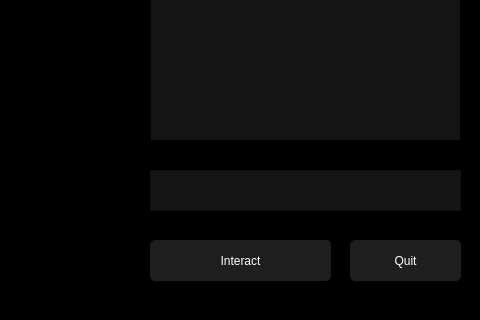
This is zorkGUI/mainwindow.ui in itsnurdy/zork as Qt 5 draws it before an edit; both pictures show x 540 to 1020 and y 250 to 570 of the 1020 by 570 pixel window. The edited form follows.
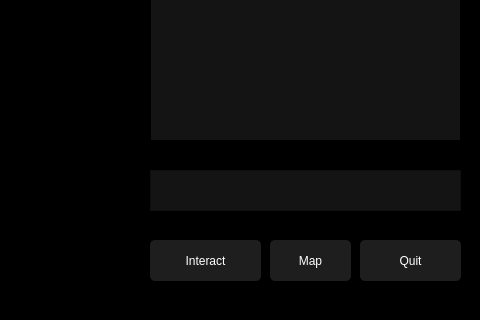
This is the edited form.

Patch:
```diff
--- a/zorkGUI/mainwindow.ui
+++ b/zorkGUI/mainwindow.ui
@@ -206,7 +206,7 @@
      <rect>
       <x>690</x>
       <y>490</y>
-      <width>181</width>
+      <width>111</width>
       <height>41</height>
      </rect>
     </property>
@@ -220,9 +220,9 @@
    <widget class="QPushButton" name="quitButton">
     <property name="geometry">
      <rect>
-      <x>890</x>
+      <x>900</x>
       <y>490</y>
-      <width>111</width>
+      <width>101</width>
       <height>41</height>
      </rect>
     </property>
@@ -233,6 +233,22 @@
      <string>Quit</string>
     </property>
    </widget>
+   <widget class="QPushButton" name="mapButton">
+    <property name="geometry">
+     <rect>
+      <x>810</x>
+      <y>490</y>
+      <width>81</width>
+      <height>41</height>
+     </rect>
+    </property>
+    <property name="styleSheet">
+     <string notr="true">background-color: rgb(30,30,30); border-radius: 5px; border-style: outset</string>
+    </property>
+    <property name="text">
+     <string>Map</string>
+    </property>
+   </widget>
   </widget>
   <widget class="QStatusBar" name="statusbar">
    <property name="enabled">
```
